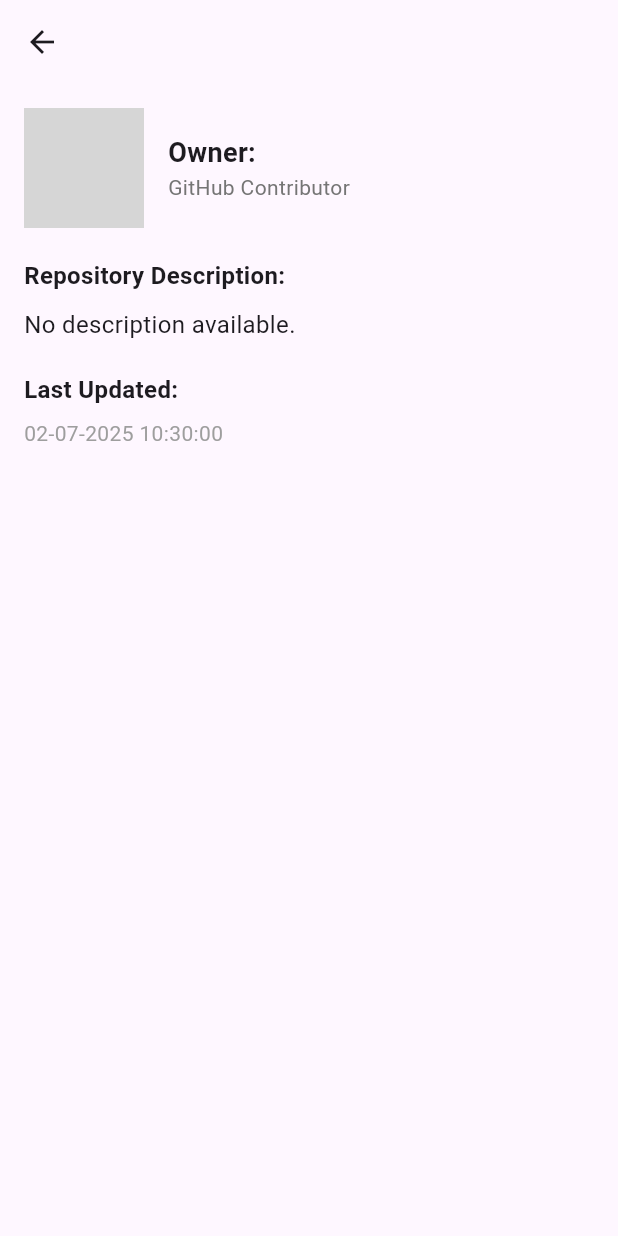
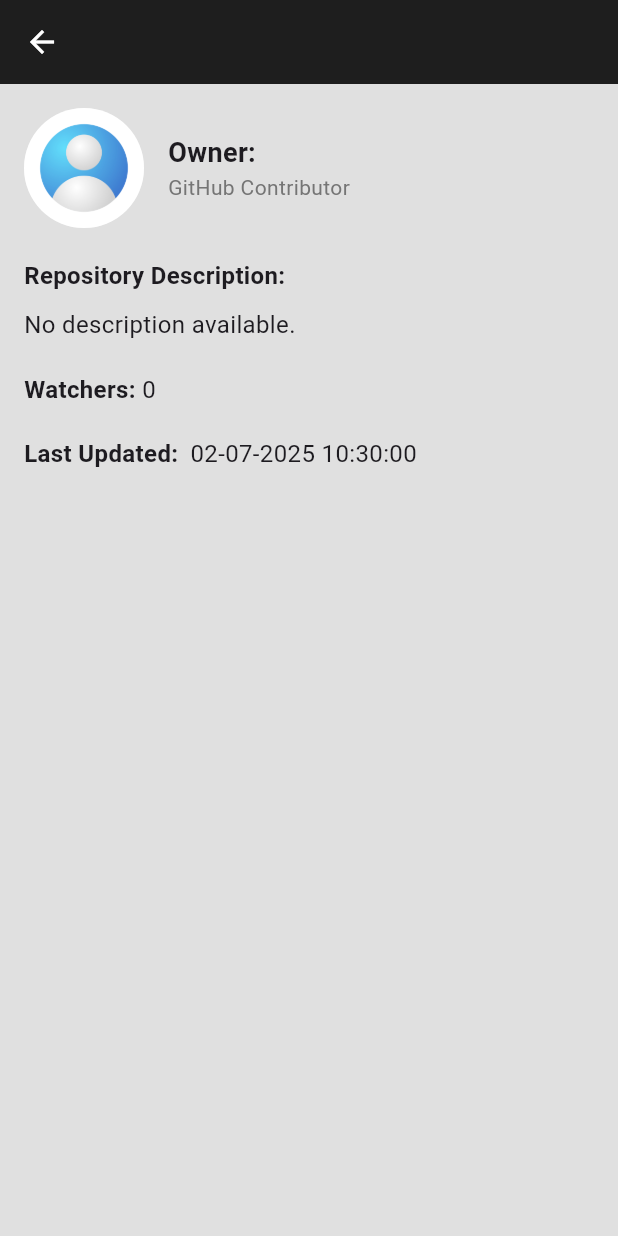
Before and after one commit to SDshiva/erain_flutter, a Flutter app: the RepoDetailsView screen opened directly with empty values, on a phone screen of 412 x 824 dp. Run offline on Flutter 3.47's test engine with Material 3 defaults, Android fonts, the phone set to English and light mode, and no system bars; our stand-ins replace get, sqflite; accounts and stored records are empty; network calls fail; grey boxes are pictures that could not be loaded.

Commit message:
default image is added for displaying owner image when datas are shown from the localstorage.

```diff
--- a/lib/app/database/database_helper.dart
+++ b/lib/app/database/database_helper.dart
@@ -14,12 +14,18 @@
   DatabaseHelper._internal();
 
   Future<Database> get database async {
-    if (_database != null) return _database!;
+    print("DatabaseHelper.database called");
+    if (_database != null) {
+      print("DatabaseHelper.database returning existing database");
+      return _database!;
+    }
+
     _database = await _initDatabase();
     return _database!;
   }
 
   Future<Database> _initDatabase() async {
+    print("DatabaseHelper._initDatabase called");
     final dbPath = await getDatabasesPath();
     final path = join(dbPath, 'repos.db');
 
@@ -37,6 +43,7 @@
         name TEXT,
         description TEXT,
         updatedAt TEXT,
+        watchers INTEGER,
         ownerLogin TEXT,
         ownerAvatarUrl TEXT
       )
@@ -45,6 +52,7 @@
 
   // Insert or update repositories
   Future<void> insertRepos(List<Repo> repos) async {
+    print("DatabaseHelper.insertRepos called");
     final db = await database;
     for (var repo in repos) {
       await db.insert(
@@ -54,6 +62,7 @@
           'name': repo.name,
           'description': repo.description,
           'updatedAt': repo.updatedAt.toIso8601String(),
+          'watchers': repo.watchers,
           'ownerLogin': repo.owner.login,
           'ownerAvatarUrl': repo.owner.avatarUrl,
         },
@@ -72,6 +81,7 @@
         name: maps[i]['name'],
         description: maps[i]['description'],
         updatedAt: DateTime.parse(maps[i]['updatedAt']),
+        watchers: maps[i]['watchers'],
         owner: Owner(
           login: maps[i]['ownerLogin'],
           avatarUrl: maps[i]['ownerAvatarUrl'],
@@ -94,6 +104,7 @@
         name: maps[i]['name'],
         description: maps[i]['description'],
         updatedAt: DateTime.parse(maps[i]['updatedAt']),
+        watchers: maps[i]['watchers'],
         owner: Owner(
           login: maps[i]['ownerLogin'],
           avatarUrl: maps[i]['ownerAvatarUrl'],
--- a/lib/app/models/repo_model.dart
+++ b/lib/app/models/repo_model.dart
@@ -5,6 +5,7 @@
   final String name;
   final String description;
   final DateTime updatedAt;
+  final int watchers;
   final Owner owner;
 
   Repo({
@@ -12,6 +13,7 @@
     required this.name,
     required this.description,
     required this.updatedAt,
+    required this.watchers,
     required this.owner,
   });
 
@@ -21,6 +23,7 @@
       name: json['name'],
       description: json['description'] ?? 'No description',
       updatedAt: DateTime.parse(json['updated_at']),
+      watchers: json['watchers'] ?? 0,
       owner: Owner.fromJson(json['owner']),
     );
   }
--- a/lib/app/modules/home/controllers/home_controller.dart
+++ b/lib/app/modules/home/controllers/home_controller.dart
@@ -40,6 +40,7 @@
       }
     } catch (e) {
       // If API call fails, load repositories from the database
+      print("Getting data from the database");
       final cachedRepos =
           await _databaseHelper.getPaginatedRepos(pageCount.value, 10);
       if (cachedRepos.isNotEmpty) {
--- a/lib/app/modules/home/views/home_view.dart
+++ b/lib/app/modules/home/views/home_view.dart
@@ -10,9 +10,17 @@
   Widget build(BuildContext context) {
     return Scaffold(
       appBar: AppBar(
-        title: const Text("List of Repositories"),
+        title: const Text(
+          "Github Repositories",
+          style: TextStyle(
+            color: Colors.white,
+            fontWeight: FontWeight.bold,
+          ),
+        ),
         centerTitle: true,
+        backgroundColor: Colors.black87,
       ),
+      backgroundColor: Colors.grey[300],
       body: SafeArea(
         child: Padding(
           padding: const EdgeInsets.all(10),
--- a/lib/app/modules/repo_details/controllers/repo_details_controller.dart
+++ b/lib/app/modules/repo_details/controllers/repo_details_controller.dart
@@ -1,6 +1,9 @@
 import 'package:get/get.dart';
 
+import '../../../utilities/assets_manager.dart';
+
 class RepoDetailsController extends GetxController {
+  final defaultAvatar = AssetsManager.defaultAvatar;
   String formatDate(DateTime date) {
     return "${date.month.toString().padLeft(2, '0')}-${date.day.toString().padLeft(2, '0')}-${date.year} "
         "${date.hour.toString().padLeft(2, '0')}:${date.minute.toString().padLeft(2, '0')}:${date.second.toString().padLeft(2, '0')}";
--- a/lib/app/modules/repo_details/views/repo_details_view.dart
+++ b/lib/app/modules/repo_details/views/repo_details_view.dart
@@ -13,11 +13,17 @@
     return Scaffold(
       appBar: AppBar(
         title: Text(
-          repo.name,
-          style: const TextStyle(fontWeight: FontWeight.bold),
+          repo.name.toUpperCase(),
+          style: TextStyle(
+            color: Colors.white,
+            fontWeight: FontWeight.bold,
+          ),
         ),
+        backgroundColor: Colors.black87,
+        foregroundColor: Colors.white,
         centerTitle: true,
       ),
+      backgroundColor: Colors.grey[300],
       body: SingleChildScrollView(
         padding: const EdgeInsets.all(16.0),
         child: Column(
@@ -39,7 +45,19 @@
       children: [
         CircleAvatar(
           radius: 40,
-          backgroundImage: NetworkImage(repo.owner.avatarUrl),
+          backgroundColor: Colors.grey[200],
+          child: ClipOval(
+            child: Image.network(
+              repo.owner.avatarUrl,
+              fit: BoxFit.cover,
+              errorBuilder: (context, error, stackTrace) {
+                return Image.asset(
+                  controller.defaultAvatar,
+                  fit: BoxFit.cover,
+                );
+              },
+            ),
+          ),
         ),
         const SizedBox(width: 16),
         Expanded(
@@ -47,7 +65,7 @@
             crossAxisAlignment: CrossAxisAlignment.start,
             children: [
               Text(
-                "Owner: ${repo.owner.login}",
+                "Owner: ${repo.owner.login.toUpperCase()}",
                 style: const TextStyle(
                   fontSize: 18,
                   fontWeight: FontWeight.bold,
@@ -70,7 +88,10 @@
       children: [
         const Text(
           "Repository Description:",
-          style: TextStyle(fontSize: 16, fontWeight: FontWeight.bold),
+          style: TextStyle(
+            fontSize: 16,
+            fontWeight: FontWeight.bold,
+          ),
         ),
         const SizedBox(height: 10),
         Text(
@@ -79,24 +100,36 @@
               : repo.description,
           style: const TextStyle(fontSize: 16),
         ),
+        const SizedBox(height: 20),
+        Row(
+          children: [
+            Text(
+              "Watchers: ",
+              style: TextStyle(fontSize: 16, fontWeight: FontWeight.bold),
+            ),
+            Text(
+              repo.watchers.toString(),
+              style: const TextStyle(fontSize: 16),
+            ),
+          ],
+        ),
       ],
     );
   }
 
   Widget _updatedDateSection(Repo repo) {
-    return Column(
+    return Row(
       crossAxisAlignment: CrossAxisAlignment.start,
       children: [
         const Text(
           "Last Updated:",
           style: TextStyle(fontSize: 16, fontWeight: FontWeight.bold),
         ),
-        const SizedBox(height: 8),
+        const SizedBox(width: 8),
         Text(
           controller.formatDate(repo.updatedAt),
           style: const TextStyle(
-            fontSize: 14,
-            color: Colors.grey,
+            fontSize: 16,
           ),
         ),
       ],
--- /dev/null
+++ b/lib/app/utilities/assets_manager.dart
@@ -0,0 +1,5 @@
+class AssetsManager {
+  static const String _imagesPath = 'assets/images';
+
+  static const String defaultAvatar = '$_imagesPath/default-avatar.jpg';
+}
--- a/lib/main.dart
+++ b/lib/main.dart
@@ -7,7 +7,7 @@
 void main() {
   runApp(
     GetMaterialApp(
-      title: "Github Repos",
+      title: "Popular Repos",
       debugShowCheckedModeBanner: false,
       initialRoute: AppPages.INITIAL,
       getPages: AppPages.routes,
```
Also changed, not shown: pubspec.yaml (+2 -5 lines), assets/images/default-avatar.jpg (added), 1 other file.
